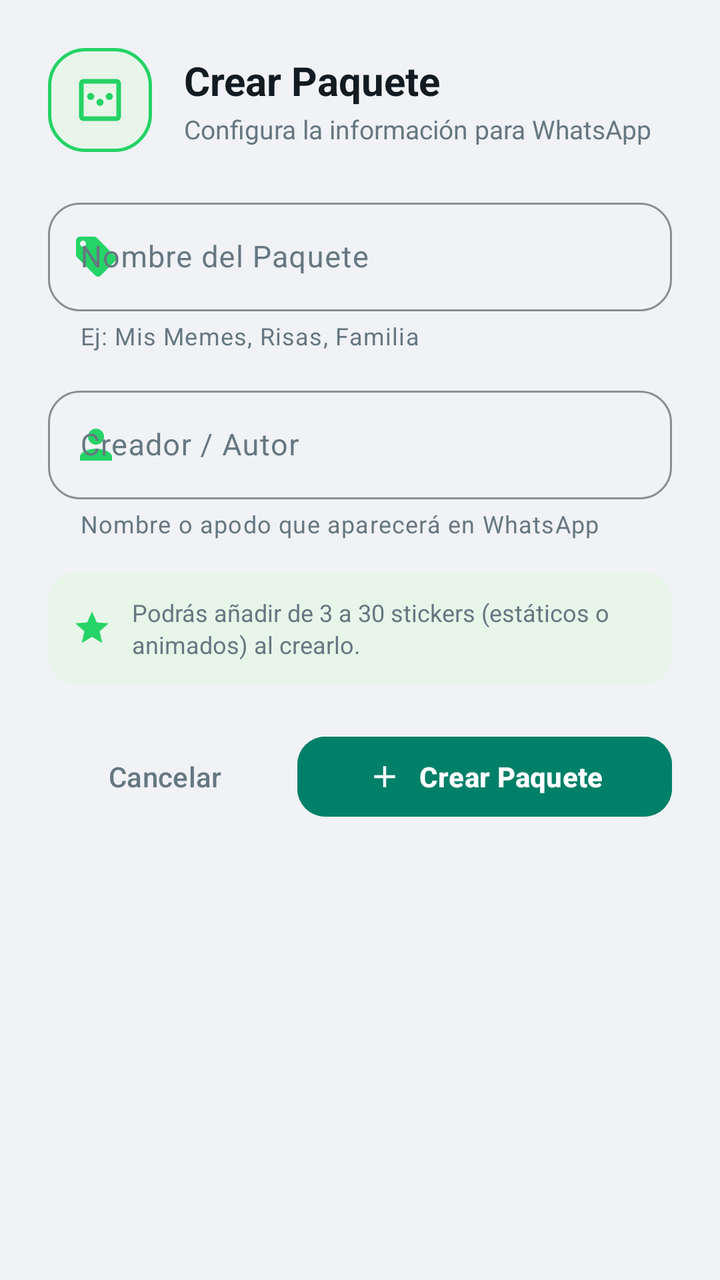
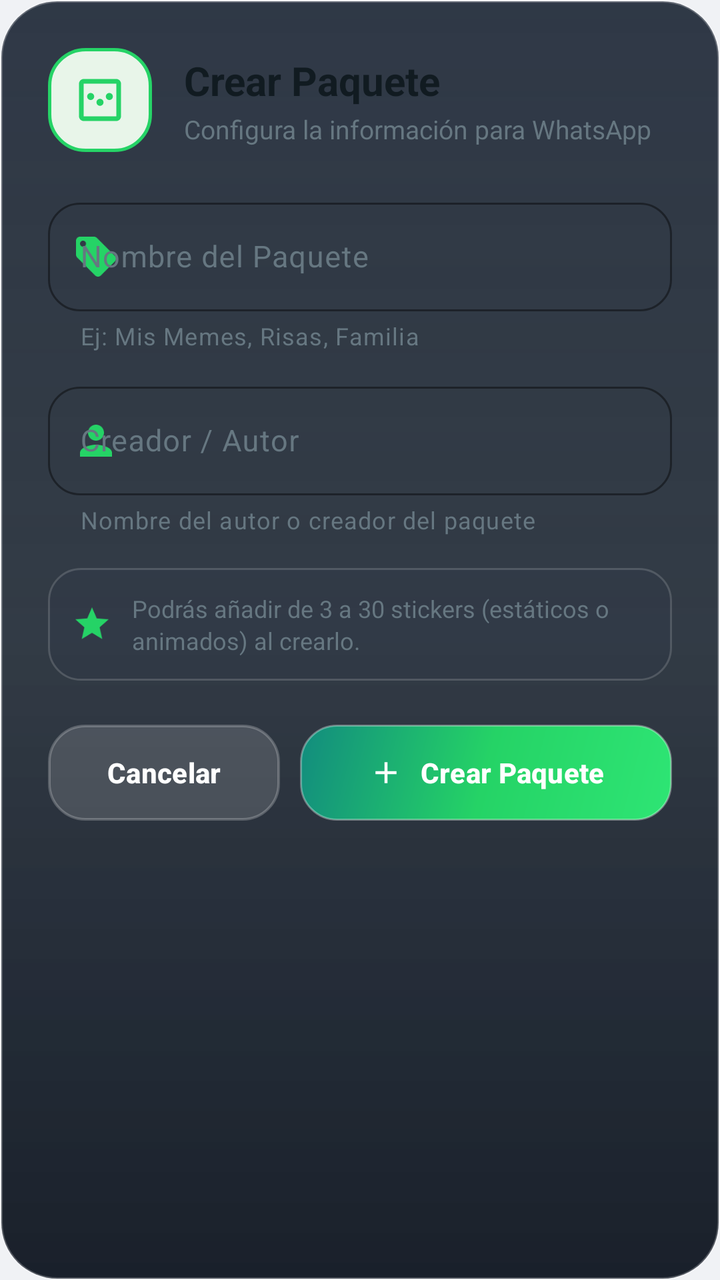

An Android layout rendered at two revisions. The XML below is the earlier revision; the diff shows what the commit changed to produce the second picture.
<!-- AndroidManifest.xml: application theme Theme.WhatsAppStickerMaker -->
<!-- res/layout/dialog_create_pack.xml -->
<?xml version="1.0" encoding="utf-8"?>
<LinearLayout xmlns:android="http://schemas.android.com/apk/res/android"
    xmlns:app="http://schemas.android.com/apk/res-auto"
    android:layout_width="match_parent"
    android:layout_height="wrap_content"
    android:orientation="vertical"
    android:padding="24dp">

    
    <LinearLayout
        android:layout_width="match_parent"
        android:layout_height="wrap_content"
        android:gravity="center_vertical"
        android:orientation="horizontal">

        <ImageView
            android:layout_width="52dp"
            android:layout_height="52dp"
            android:background="@drawable/bg_dialog_icon_squircle"
            android:contentDescription="@null"
            android:padding="12dp"
            android:src="@drawable/ic_sticker_pack"
            app:tint="@color/accent_whatsapp" />

        <LinearLayout
            android:layout_width="0dp"
            android:layout_height="wrap_content"
            android:layout_marginStart="16dp"
            android:layout_weight="1"
            android:orientation="vertical">

            <TextView
                android:layout_width="wrap_content"
                android:layout_height="wrap_content"
                android:text="Crear Paquete"
                android:textColor="@color/text_primary"
                android:textSize="20sp"
                android:textStyle="bold" />

            <TextView
                android:layout_width="wrap_content"
                android:layout_height="wrap_content"
                android:layout_marginTop="2dp"
                android:text="Configura la información para WhatsApp"
                android:textColor="@color/text_secondary"
                android:textSize="13sp" />

        </LinearLayout>

    </LinearLayout>

    
    <com.google.android.material.textfield.TextInputLayout
        android:id="@+id/tilPackName"
        style="@style/Widget.Material3.TextInputLayout.OutlinedBox"
        android:layout_width="match_parent"
        android:layout_height="wrap_content"
        android:layout_marginTop="20dp"
        android:hint="@string/pack_name_hint"
        app:boxCornerRadiusBottomEnd="16dp"
        app:boxCornerRadiusBottomStart="16dp"
        app:boxCornerRadiusTopEnd="16dp"
        app:boxCornerRadiusTopStart="16dp"
        app:boxStrokeColor="@color/accent_whatsapp"
        app:endIconMode="clear_text"
        app:endIconTint="@color/text_secondary"
        app:helperText="Ej: Mis Memes, Risas, Familia"
        app:helperTextTextColor="@color/text_secondary"
        app:hintTextColor="@color/accent_whatsapp"
        app:startIconDrawable="@drawable/ic_tag"
        app:startIconTint="@color/accent_whatsapp">

        <com.google.android.material.textfield.TextInputEditText
            android:id="@+id/etPackName"
            android:layout_width="match_parent"
            android:layout_height="wrap_content"
            android:inputType="textCapSentences"
            android:maxLength="128"
            android:textColor="@color/text_primary"
            android:textSize="15sp" />

    </com.google.android.material.textfield.TextInputLayout>

    
    <com.google.android.material.textfield.TextInputLayout
        android:id="@+id/tilPublisher"
        style="@style/Widget.Material3.TextInputLayout.OutlinedBox"
        android:layout_width="match_parent"
        android:layout_height="wrap_content"
        android:layout_marginTop="14dp"
        android:hint="@string/publisher_hint"
        app:boxCornerRadiusBottomEnd="16dp"
        app:boxCornerRadiusBottomStart="16dp"
        app:boxCornerRadiusTopEnd="16dp"
        app:boxCornerRadiusTopStart="16dp"
        app:boxStrokeColor="@color/accent_whatsapp"
        app:endIconMode="clear_text"
        app:endIconTint="@color/text_secondary"
        app:helperText="Nombre o apodo que aparecerá en WhatsApp"
        app:helperTextTextColor="@color/text_secondary"
        app:hintTextColor="@color/accent_whatsapp"
        app:startIconDrawable="@drawable/ic_person"
        app:startIconTint="@color/accent_whatsapp">

        <com.google.android.material.textfield.TextInputEditText
            android:id="@+id/etPublisher"
            android:layout_width="match_parent"
            android:layout_height="wrap_content"
            android:inputType="textCapWords"
            android:maxLength="128"
            android:textColor="@color/text_primary"
            android:textSize="15sp" />

    </com.google.android.material.textfield.TextInputLayout>

    
    <LinearLayout
        android:layout_width="match_parent"
        android:layout_height="wrap_content"
        android:layout_marginTop="16dp"
        android:background="@drawable/bg_dialog_info_banner"
        android:gravity="center_vertical"
        android:orientation="horizontal"
        android:padding="12dp">

        <ImageView
            android:layout_width="20dp"
            android:layout_height="20dp"
            android:contentDescription="@null"
            android:src="@drawable/ic_star"
            app:tint="@color/accent_whatsapp" />

        <TextView
            android:layout_width="0dp"
            android:layout_height="wrap_content"
            android:layout_marginStart="10dp"
            android:layout_weight="1"
            android:text="Podrás añadir de 3 a 30 stickers (estáticos o animados) al crearlo."
            android:textColor="@color/text_secondary"
            android:textSize="12sp"
            android:lineSpacingExtra="2dp" />

    </LinearLayout>

    
    <LinearLayout
        android:layout_width="match_parent"
        android:layout_height="wrap_content"
        android:layout_marginTop="22dp"
        android:gravity="center_vertical"
        android:orientation="horizontal">

        <com.google.android.material.button.MaterialButton
            android:id="@+id/btnCancel"
            style="@style/Widget.Material3.Button.TextButton"
            android:layout_width="0dp"
            android:layout_height="wrap_content"
            android:minHeight="48dp"
            android:layout_weight="1"
            android:text="@string/cancel"
            android:textColor="@color/text_secondary"
            android:textSize="14sp"
            app:cornerRadius="14dp" />

        <View
            android:layout_width="8dp"
            android:layout_height="1dp" />

        <com.google.android.material.button.MaterialButton
            android:id="@+id/btnCreatePack"
            style="@style/Widget.Material3.Button"
            android:layout_width="0dp"
            android:layout_height="wrap_content"
            android:minHeight="48dp"
            android:layout_weight="1.6"
            android:backgroundTint="@color/btn_whatsapp_bg"
            android:text="Crear Paquete"
            android:textColor="@color/btn_whatsapp_text"
            android:textSize="14sp"
            android:textStyle="bold"
            app:cornerRadius="14dp"
            app:icon="@drawable/ic_add"
            app:iconGravity="textStart"
            app:iconTint="@color/btn_whatsapp_text" />

    </LinearLayout>

</LinearLayout>
<!-- resources referenced by this layout -->
<resources>
  <color name="accent_whatsapp">#25D366</color>
  <color name="btn_whatsapp_bg">#008069</color>
  <color name="btn_whatsapp_text">#FFFFFF</color>
  <color name="text_primary">#111B21</color>
  <color name="text_secondary">#667781</color>
  <!-- drawable bg_dialog_icon_squircle (drawable) -->
  <?xml version="1.0" encoding="utf-8"?>
  <shape xmlns:android="http://schemas.android.com/apk/res/android"
      android:shape="rectangle">
      <corners android:radius="18dp" />
      <solid android:color="@color/tonal_green_bg" />
      <stroke
          android:width="1.5dp"
          android:color="@color/accent_whatsapp" />
  </shape>
  <!-- drawable bg_dialog_info_banner (drawable) -->
  <?xml version="1.0" encoding="utf-8"?>
  <shape xmlns:android="http://schemas.android.com/apk/res/android"
      android:shape="rectangle">
      <corners android:radius="14dp" />
      <solid android:color="@color/tonal_green_bg" />
  </shape>
  <!-- drawable ic_add (drawable) -->
  <vector xmlns:android="http://schemas.android.com/apk/res/android"
      android:width="24dp"
      android:height="24dp"
      android:viewportWidth="24"
      android:viewportHeight="24">
      <path
          android:fillColor="#FFFFFFFF"
          android:pathData="M19,13h-6v6h-2v-6H5v-2h6V5h2v6h6v2z" />
  </vector>
  <!-- drawable ic_star (drawable) -->
  <vector xmlns:android="http://schemas.android.com/apk/res/android"
      android:width="24dp"
      android:height="24dp"
      android:viewportWidth="24"
      android:viewportHeight="24">
      <path
          android:fillColor="#FFFFFFFF"
          android:pathData="M12,17.27L18.18,21l-1.64,-7.03L22,9.24l-7.19,-0.61L12,2 9.19,8.63 2,9.24l5.46,4.73L5.82,21z" />
  </vector>
  <string name="cancel">Cancelar</string>
  <string name="pack_name_hint">Nombre del Paquete</string>
  <string name="publisher_hint">Creador / Autor</string>
  <color name="tonal_green_bg">#E8F5E9</color>
  <color name="primary">#008069</color>
  <color name="primary_dark">#006954</color>
  <color name="white">#FFFFFF</color>
  <color name="background_light">#F0F2F5</color>
  <color name="surface_light">#FFFFFF</color>
  <color name="card_stroke">#E2E8F0</color>
  <style name="ShapeAppearance.WhatsAppStickerMaker.DialogCorner" parent="ShapeAppearance.Material3.Corner.ExtraLarge">
          <item name="cornerSize">24dp</item>
      </style>
  <!-- unchanged entries left out for length: 5 -->
</resources>

<!-- the commit's change to res/layout/dialog_create_pack.xml (unified diff, before → after) -->
@@ -3,6 +3,7 @@
     xmlns:app="http://schemas.android.com/apk/res-auto"
     android:layout_width="match_parent"
     android:layout_height="wrap_content"
+    android:background="@drawable/bg_liquid_glass_dialog"
     android:orientation="vertical"
     android:padding="24dp">
 
@@ -87,7 +88,7 @@
         style="@style/Widget.Material3.TextInputLayout.OutlinedBox"
         android:layout_width="match_parent"
         android:layout_height="wrap_content"
-        android:layout_marginTop="14dp"
+        android:layout_marginTop="12dp"
         android:hint="@string/publisher_hint"
         app:boxCornerRadiusBottomEnd="16dp"
         app:boxCornerRadiusBottomStart="16dp"
@@ -96,7 +97,7 @@
         app:boxStrokeColor="@color/accent_whatsapp"
         app:endIconMode="clear_text"
         app:endIconTint="@color/text_secondary"
-        app:helperText="Nombre o apodo que aparecerá en WhatsApp"
+        app:helperText="Nombre del autor o creador del paquete"
         app:helperTextTextColor="@color/text_secondary"
         app:hintTextColor="@color/accent_whatsapp"
         app:startIconDrawable="@drawable/ic_person"
@@ -118,7 +119,7 @@
         android:layout_width="match_parent"
         android:layout_height="wrap_content"
         android:layout_marginTop="16dp"
-        android:background="@drawable/bg_dialog_info_banner"
+        android:background="@drawable/bg_liquid_glass_banner"
         android:gravity="center_vertical"
         android:orientation="horizontal"
         android:padding="12dp">
@@ -152,33 +153,35 @@
 
         <com.google.android.material.button.MaterialButton
             android:id="@+id/btnCancel"
-            style="@style/Widget.Material3.Button.TextButton"
             android:layout_width="0dp"
             android:layout_height="wrap_content"
             android:minHeight="48dp"
             android:layout_weight="1"
+            android:background="@drawable/bg_liquid_glass_button_secondary"
             android:text="@string/cancel"
-            android:textColor="@color/text_secondary"
+            android:textColor="@color/white"
             android:textSize="14sp"
-            app:cornerRadius="14dp" />
+            android:textStyle="bold"
+            app:backgroundTint="@null"
+            app:cornerRadius="16dp" />
 
         <View
-            android:layout_width="8dp"
+            android:layout_width="10dp"
             android:layout_height="1dp" />
 
         <com.google.android.material.button.MaterialButton
             android:id="@+id/btnCreatePack"
-            style="@style/Widget.Material3.Button"
             android:layout_width="0dp"
             android:layout_height="wrap_content"
             android:minHeight="48dp"
             android:layout_weight="1.6"
-            android:backgroundTint="@color/btn_whatsapp_bg"
+            android:background="@drawable/bg_liquid_glass_button_primary"
             android:text="Crear Paquete"
             android:textColor="@color/btn_whatsapp_text"
             android:textSize="14sp"
             android:textStyle="bold"
-            app:cornerRadius="14dp"
+            app:backgroundTint="@null"
+            app:cornerRadius="16dp"
             app:icon="@drawable/ic_add"
             app:iconGravity="textStart"
             app:iconTint="@color/btn_whatsapp_text" />
<!-- resource entries referenced after the edit -->
@@ -1,7 +1,6 @@
 <!-- resources referenced by this layout -->
 <resources>
   <color name="accent_whatsapp">#25D366</color>
-  <color name="btn_whatsapp_bg">#008069</color>
   <color name="btn_whatsapp_text">#FFFFFF</color>
   <color name="text_primary">#111B21</color>
   <color name="text_secondary">#667781</color>
@@ -15,12 +14,63 @@
           android:width="1.5dp"
           android:color="@color/accent_whatsapp" />
   </shape>
-  <!-- drawable bg_dialog_info_banner (drawable) -->
+  <!-- drawable bg_liquid_glass_banner (drawable) -->
   <?xml version="1.0" encoding="utf-8"?>
   <shape xmlns:android="http://schemas.android.com/apk/res/android"
       android:shape="rectangle">
-      <corners android:radius="14dp" />
-      <solid android:color="@color/tonal_green_bg" />
+      <corners android:radius="16dp" />
+      <solid android:color="#1F283749" />
+      <stroke
+          android:width="1dp"
+          android:color="#28FFFFFF" />
+  </shape>
+  <!-- drawable bg_liquid_glass_button_primary (drawable) -->
+  <?xml version="1.0" encoding="utf-8"?>
+  <ripple xmlns:android="http://schemas.android.com/apk/res/android"
+      android:color="#40FFFFFF">
+      <item>
+          <shape android:shape="rectangle">
+              <corners android:radius="18dp" />
+              <gradient
+                  android:type="linear"
+                  android:angle="135"
+                  android:startColor="#2EE574"
+                  android:centerColor="#25D366"
+                  android:endColor="#128C7E" />
+              <stroke
+                  android:width="1dp"
+                  android:color="#55FFFFFF" />
+          </shape>
+      </item>
+  </ripple>
+  <!-- drawable bg_liquid_glass_button_secondary (drawable) -->
+  <?xml version="1.0" encoding="utf-8"?>
+  <ripple xmlns:android="http://schemas.android.com/apk/res/android"
+      android:color="#35FFFFFF">
+      <item>
+          <shape android:shape="rectangle">
+              <corners android:radius="18dp" />
+              <solid android:color="#24FFFFFF" />
+              <stroke
+                  android:width="1.2dp"
+                  android:color="#38FFFFFF" />
+          </shape>
+      </item>
+  </ripple>
+  <!-- drawable bg_liquid_glass_dialog (drawable) -->
+  <?xml version="1.0" encoding="utf-8"?>
+  <shape xmlns:android="http://schemas.android.com/apk/res/android"
+      android:shape="rectangle">
+      <corners android:radius="28dp" />
+      <gradient
+          android:type="linear"
+          android:angle="270"
+          android:startColor="#EA1E2836"
+          android:centerColor="#E017212D"
+          android:endColor="#F5101722" />
+      <stroke
+          android:width="1.2dp"
+          android:color="#3DFFFFFF" />
   </shape>
   <!-- drawable ic_add (drawable) -->
   <vector xmlns:android="http://schemas.android.com/apk/res/android"
